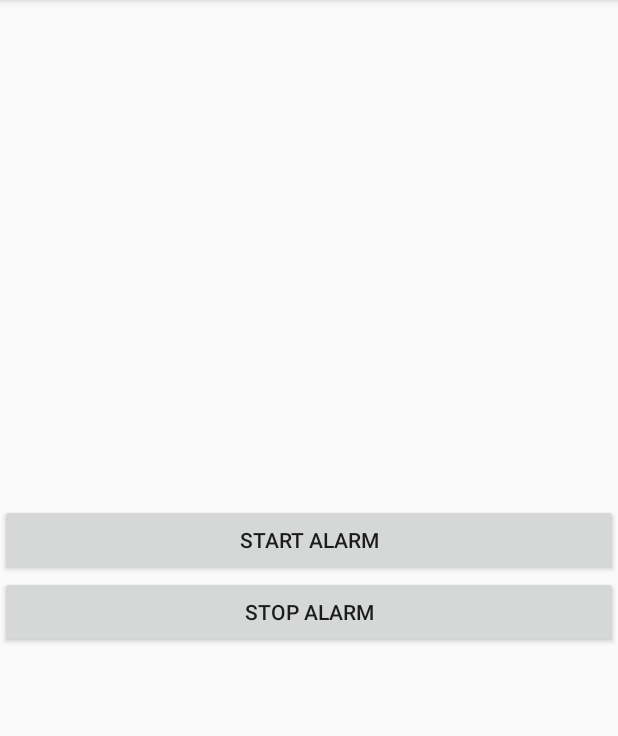
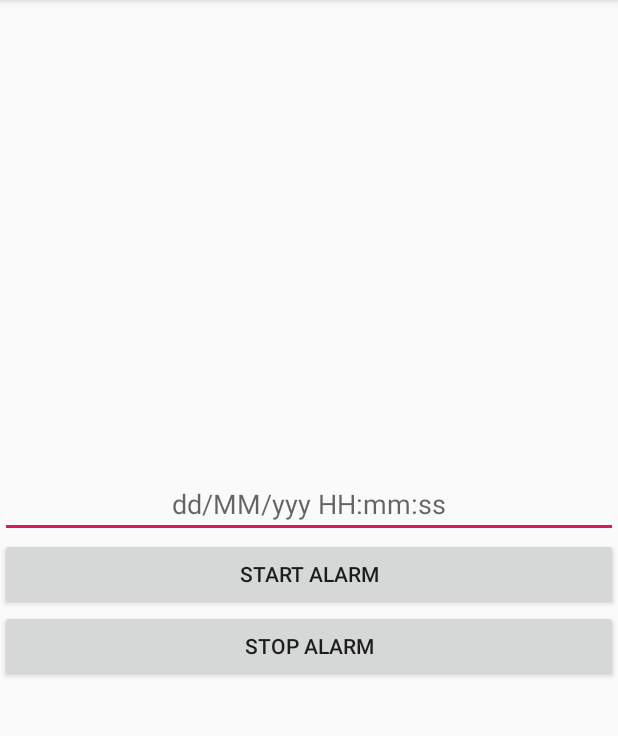
Before and after one commit to Biangkerok32/AlarmManagerImplementation.ANDROID, an Android app: the screen it shows after launch (MainActivity), after a tap on "START ALARM", on a phone screen of 412 x 824 dp, the part 84-820 px from its top. Run offline under Robolectric (Android 15) with nearby library versions, the phone set to English and light mode, and no system bars.

Commit message:
_taking date and time from EditText

```diff
--- a/app/src/main/java/com/example/sirajulislamsojib/alarmmanagerimplementation/MainActivity.java
+++ b/app/src/main/java/com/example/sirajulislamsojib/alarmmanagerimplementation/MainActivity.java
@@ -7,11 +7,16 @@ import android.content.Intent;
 import android.support.v7.app.AppCompatActivity;
 import android.os.Bundle;
 import android.view.View;
+import android.widget.EditText;
 import android.widget.Toast;
 
+import java.text.ParseException;
+import java.text.SimpleDateFormat;
 import java.util.Calendar;
+import java.util.Date;
 
 public class MainActivity extends AppCompatActivity {
+    EditText editText;
 
     public Context getContext() {
         return getApplicationContext();
@@ -21,29 +26,45 @@ public class MainActivity extends AppCompatActivity {
     protected void onCreate(Bundle savedInstanceState) {
         super.onCreate(savedInstanceState);
         setContentView(R.layout.activity_main);
+
+        editText = findViewById(R.id.editText_id);
+
     }
 
     public void startAlarm(View view) {
         Intent intent = new Intent(this,MyAlarmService.class);
         PendingIntent pendingIntent = PendingIntent.getBroadcast(getApplicationContext(),
-                101,intent,PendingIntent.FLAG_UPDATE_CURRENT);
+                111,intent,PendingIntent.FLAG_UPDATE_CURRENT);
         AlarmManager alarmManager = (AlarmManager) getSystemService(Context.ALARM_SERVICE);
 
-        Calendar calendar = Calendar.getInstance();
-        calendar.setTimeInMillis(System.currentTimeMillis());
-        calendar.set(Calendar.HOUR_OF_DAY, 20);
-        calendar.set(Calendar.MINUTE, 59);
+        SimpleDateFormat formatter = new SimpleDateFormat("dd/MM/yyyy HH:mm:ss");
+        try {
+            Date customDate = formatter.parse(editText.getText().toString());
+            Calendar calendar = Calendar.getInstance();
+            calendar.setTime(customDate);
 
-        alarmManager.setWindow(AlarmManager.RTC,calendar.getTimeInMillis(),40000,pendingIntent);
+            Calendar newCalendar = Calendar.getInstance();
+            newCalendar.set(
+                    calendar.get(calendar.YEAR),
+                    calendar.get(calendar.MONTH),
+                    calendar.get(calendar.DAY_OF_MONTH),
+                    calendar.get(calendar.HOUR_OF_DAY),
+                    calendar.get(calendar.MINUTE),
+                    calendar.get(calendar.SECOND)
 
-        Toast.makeText(this, "Alarm is set!", Toast.LENGTH_SHORT).show();
+            );
 
+            alarmManager.set(AlarmManager.RTC_WAKEUP,calendar.getTimeInMillis(),pendingIntent);
+            Toast.makeText(this, "Alarm is set!", Toast.LENGTH_SHORT).show();
+        } catch (ParseException e) {
+            Toast.makeText(this, "Problem to set Alarm!", Toast.LENGTH_SHORT).show();
+        }
     }
 
     public void stoptAlarm(View view) {
         AlarmManager alarmManager = (AlarmManager) getSystemService(Context.ALARM_SERVICE);
         Intent intent = new Intent(this,MyAlarmService.class);
-        PendingIntent pendingIntent = PendingIntent.getBroadcast(this,101,
+        PendingIntent pendingIntent = PendingIntent.getBroadcast(this,111,
                 intent,PendingIntent.FLAG_UPDATE_CURRENT);
         alarmManager.cancel(pendingIntent);
         Toast.makeText(this, "Alarm is stopped!", Toast.LENGTH_SHORT).show();
--- a/app/src/main/res/layout/activity_main.xml
+++ b/app/src/main/res/layout/activity_main.xml
@@ -6,6 +6,14 @@
     android:orientation="vertical"
     android:gravity="center"
     tools:context=".MainActivity">
+
+    <EditText
+        android:layout_width="match_parent"
+        android:layout_height="wrap_content"
+        android:id="@+id/editText_id"
+        android:hint="dd/MM/yyy HH:mm:ss"
+        android:textAlignment="center"
+        />
 
     <Button
         android:layout_width="match_parent"
```
Also changed, not shown: app/src/main/java/com/example/sirajulislamsojib/alarmmanagerimplementation/MyAlarmService.java (+28 -1 lines).
